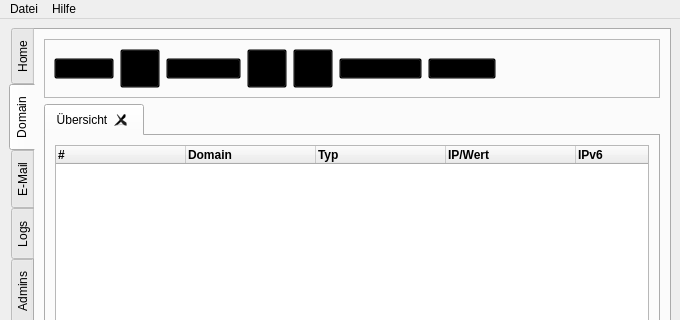
Above: flscp/ui/cp.ui from FLS-Wiesbaden/flscp before the change; both pictures show x 0 to 680 and y 0 to 320 of the 680 by 563 pixel window. Below: the same form after it.
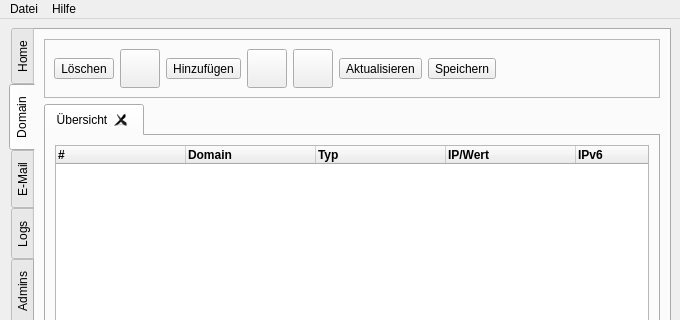
That is the form after the change. The open tabs and pages were chosen to show the change. Icons and pictures are not drawn.

Patch:
```diff
--- a/flscp/ui/cp.ui
+++ b/flscp/ui/cp.ui
@@ -180,9 +180,6 @@
              <property name="whatsThis">
               <string>&lt;html&gt;&lt;head/&gt;&lt;body&gt;&lt;p&gt;&lt;span style=&quot; font-weight:600;&quot;&gt;Löschen&lt;/span&gt; eines Mail-Kontos inklusive aller auf dem Server befindlichen E-Mails&lt;/p&gt;&lt;/body&gt;&lt;/html&gt;</string>
              </property>
-             <property name="styleSheet">
-              <string notr="true">background:transparent</string>
-             </property>
              <property name="text">
               <string>Löschen</string>
              </property>
@@ -203,9 +200,6 @@
            </item>
            <item>
             <widget class="QToolButton" name="butDomainEdit">
-             <property name="styleSheet">
-              <string notr="true">background:transparent</string>
-             </property>
              <property name="text">
               <string notr="true"/>
              </property>
@@ -232,9 +226,6 @@
              <property name="whatsThis">
               <string>&lt;html&gt;&lt;head/&gt;&lt;body&gt;&lt;p&gt;&lt;span style=&quot; font-weight:600;&quot;&gt;Hinzufügen&lt;/span&gt; eines Mail-Kontos.&lt;/p&gt;&lt;/body&gt;&lt;/html&gt;</string>
              </property>
-             <property name="styleSheet">
-              <string notr="true">background:transparent</string>
-             </property>
              <property name="text">
               <string>Hinzufügen</string>
              </property>
@@ -255,9 +246,6 @@
            </item>
            <item>
             <widget class="QToolButton" name="butDomainFile">
-             <property name="styleSheet">
-              <string notr="true">background:transparent;</string>
-             </property>
              <property name="text">
               <string notr="true"/>
              </property>
@@ -278,9 +266,6 @@
            </item>
            <item>
             <widget class="QToolButton" name="butDomainDNS">
-             <property name="styleSheet">
-              <string notr="true">background:transparent</string>
-             </property>
              <property name="text">
               <string notr="true"/>
              </property>
@@ -307,9 +292,6 @@
              <property name="whatsThis">
               <string>&lt;html&gt;&lt;head/&gt;&lt;body&gt;&lt;p&gt;&lt;span style=&quot; font-weight:600;&quot;&gt;Aktualisieren&lt;/span&gt; der Liste. Alle Änderungen werden verworfen.&lt;/p&gt;&lt;/body&gt;&lt;/html&gt;</string>
              </property>
-             <property name="styleSheet">
-              <string notr="true">background:transparent</string>
-             </property>
              <property name="text">
               <string>Aktualisieren</string>
              </property>
@@ -336,9 +318,6 @@
              <property name="whatsThis">
               <string>&lt;html&gt;&lt;head/&gt;&lt;body&gt;&lt;p&gt;&lt;span style=&quot; font-weight:600;&quot;&gt;Speichern&lt;/span&gt; der Änderungen auf dem Server. Anschließend wird die Liste neugeladen.&lt;/p&gt;&lt;/body&gt;&lt;/html&gt;</string>
              </property>
-             <property name="styleSheet">
-              <string notr="true">background:transparent</string>
-             </property>
              <property name="text">
               <string>Speichern</string>
              </property>
```
Left out of the diff: 58 changed lines with no effect on the pictures.
